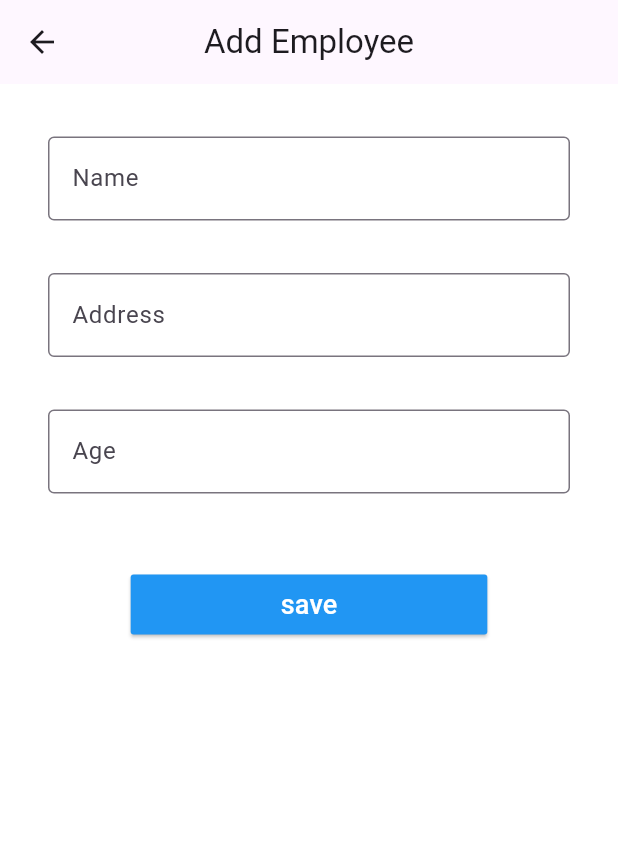
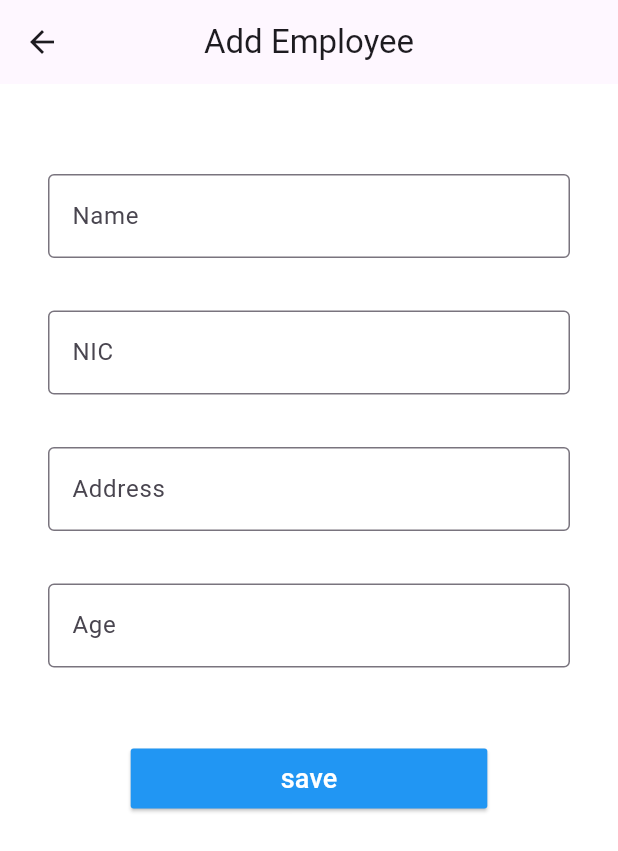
Before and after one commit to SandaruwanB/firebase_crud_with_flutter, a Flutter app: the screen it shows after launch, after a tap on the "add" icon, on a phone screen of 412 x 824 dp. Shown: the top 851 px of the screen. Run offline on Flutter 3.47's test engine with Material 3 defaults, Android fonts, the phone set to English and light mode, and no system bars; our stand-ins replace cloud_firestore, firebase_core; accounts and stored records are empty.

Commit message:
[DEV] create docs

```diff
--- a/lib/main.dart
+++ b/lib/main.dart
@@ -1,6 +1,8 @@
+import 'package:firebase_test/controllers/employee_controller.dart';
 import 'package:firebase_test/screens/employees.dart';
 import 'package:flutter/material.dart';
 import 'package:firebase_core/firebase_core.dart';
+import 'package:provider/provider.dart';
 
 void main() async {
   WidgetsFlutterBinding.ensureInitialized();
@@ -14,9 +16,14 @@ class App extends StatelessWidget{
 
   @override
   Widget build(BuildContext context) {
-    return const MaterialApp(
-      debugShowCheckedModeBanner: false,
-      home: Employees(),
+    return MultiProvider(
+      providers: [
+        ChangeNotifierProvider(create: (_)=>EmployeeController()),
+      ],
+      child : const MaterialApp(
+        debugShowCheckedModeBanner: false,
+        home: Employees(),
+      )
     );
   }
 }
--- a/lib/screens/employees_add.dart
+++ b/lib/screens/employees_add.dart
@@ -1,4 +1,7 @@
+import 'package:firebase_test/controllers/employee_controller.dart';
+import 'package:firebase_test/models/employees_model.dart';
 import 'package:flutter/material.dart';
+import 'package:provider/provider.dart';
 
 class EmployeesAdd extends StatefulWidget {
   const EmployeesAdd({super.key});
@@ -12,6 +15,7 @@ class _EmployeeAddState extends State<EmployeesAdd> {
   final _nameController = TextEditingController();
   final _addressController = TextEditingController();
   final _ageController = TextEditingController();
+  final _nicController = TextEditingController();
 
   @override
   void initState() {
@@ -22,8 +26,19 @@ class _EmployeeAddState extends State<EmployeesAdd> {
     Navigator.pop(context);
   }
 
-  void saveEmployee() {
+  Future<void> saveEmployee() async {
     if (_formKey.currentState!.validate()) {
+      EmployeesModel employee = EmployeesModel(
+        id: _nicController.text,
+        name: _nameController.text,
+        address: _addressController.text,
+        age: int.parse(_ageController.text),
+      );
+
+      await context.read<EmployeeController>().createEmployee(employee);
+      ScaffoldMessenger.of(context)
+          .showSnackBar(const SnackBar(content: Text("Employee Created"))
+      );
     }
   }
 
@@ -57,12 +72,27 @@ class _EmployeeAddState extends State<EmployeesAdd> {
                     mainAxisSize: MainAxisSize.min,
                     crossAxisAlignment: CrossAxisAlignment.center,
                     children: [
-                      const SizedBox(height: 35),
+                      const SizedBox(height: 60),
                       TextFormField(
                         controller: _nameController,
                         keyboardType: TextInputType.text,
                         decoration: const InputDecoration(
                           labelText: "Name",
+                          border: OutlineInputBorder(),
+                        ),
+                        validator: (value) {
+                          if (value == null || value.isEmpty) {
+                            return "This field is required";
+                          }
+                          return null;
+                        },
+                      ),
+                      const SizedBox(height: 35),
+                      TextFormField(
+                        controller: _nicController,
+                        keyboardType: TextInputType.text,
+                        decoration: const InputDecoration(
+                          labelText: "NIC",
                           border: OutlineInputBorder(),
                         ),
                         validator: (value) {
--- a/pubspec.yaml
+++ b/pubspec.yaml
@@ -37,6 +37,7 @@ dependencies:
   cupertino_icons: ^1.0.8
   firebase_core: ^3.4.0
   cloud_firestore: ^5.3.0
+  provider: ^6.1.2
 
 dev_dependencies:
   flutter_test:
```
Also changed, not shown: pubspec.lock.
